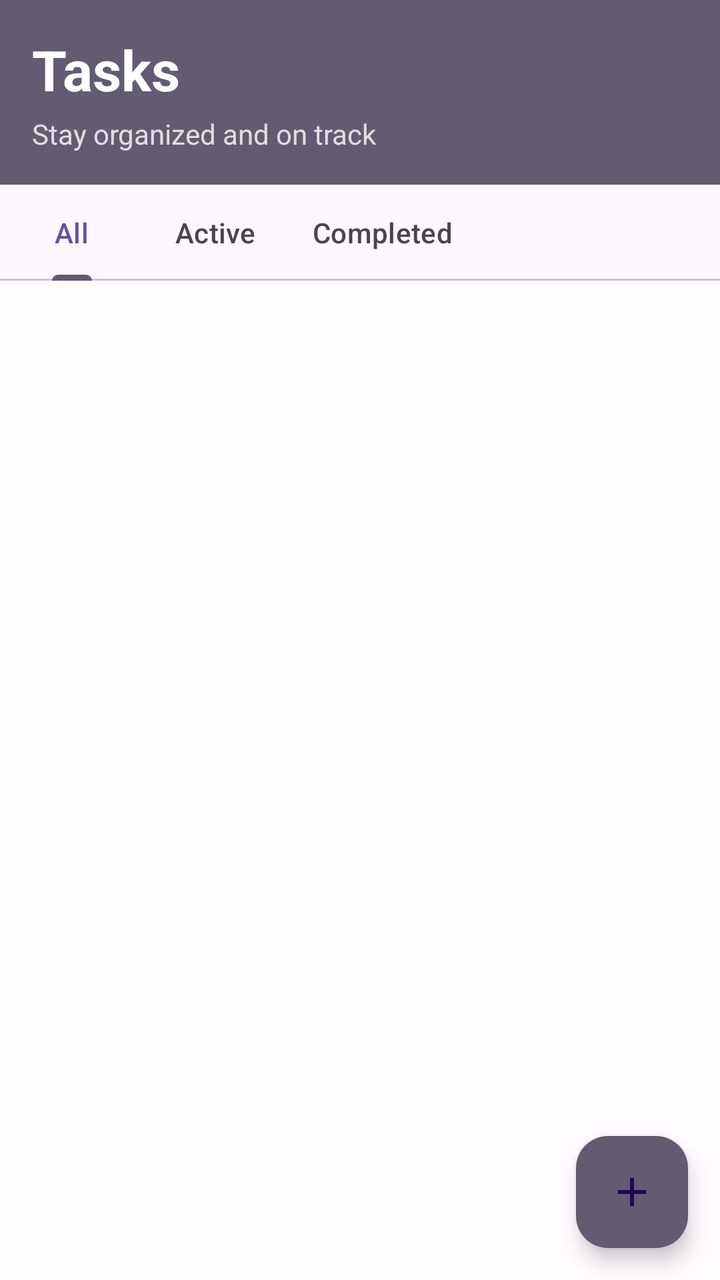
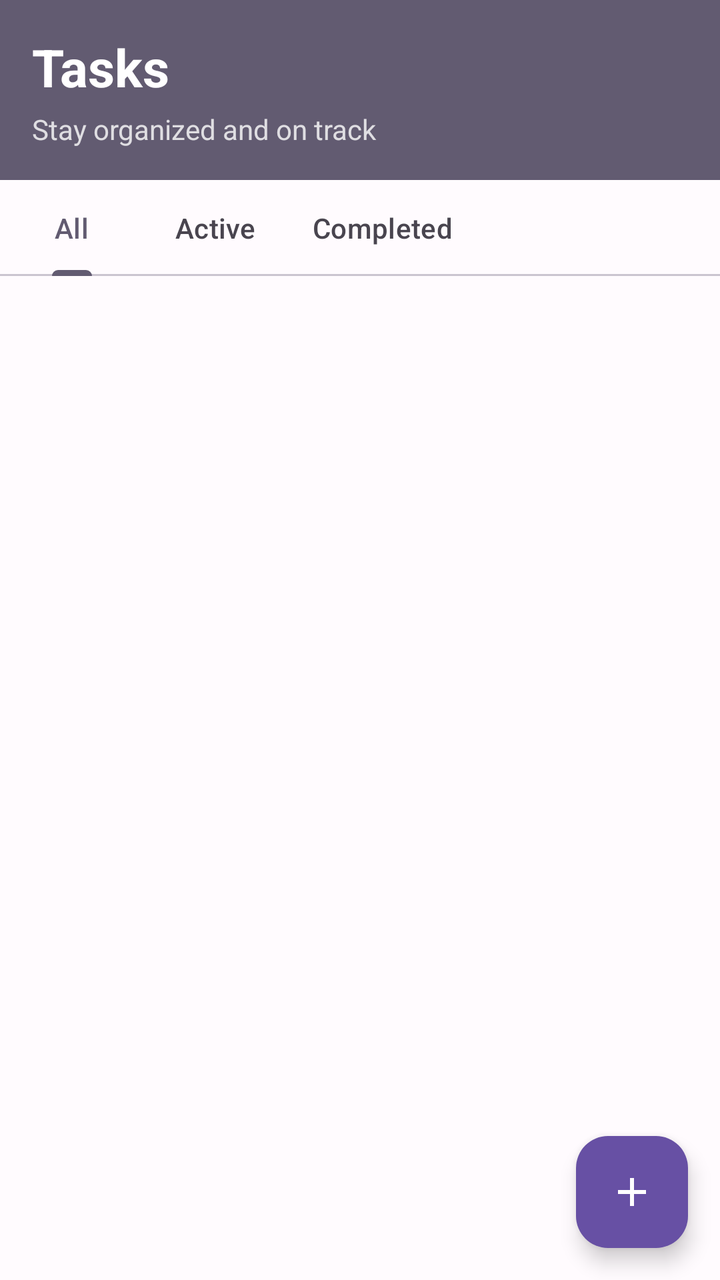

The first picture is an Android layout as it rendered before a commit; the second is the same layout after the commit. The layout source and the unified diff follow.
<!-- AndroidManifest.xml: application theme Theme.StudySyncproject -->
<!-- res/layout/fragment_tasks.xml -->
<?xml version="1.0" encoding="utf-8"?>
<FrameLayout
    xmlns:android="http://schemas.android.com/apk/res/android"
    xmlns:app="http://schemas.android.com/apk/res-auto"
    android:layout_width="match_parent"
    android:layout_height="match_parent"
    android:background="@color/background">

    <LinearLayout
        android:layout_width="match_parent"
        android:layout_height="match_parent"
        android:orientation="vertical">

        
        <LinearLayout
            android:layout_width="match_parent"
            android:layout_height="wrap_content"
            android:orientation="vertical"
            android:padding="16dp"
            android:background="@color/secondary">

            <TextView
                android:layout_width="wrap_content"
                android:layout_height="wrap_content"
                android:text="Tasks"
                android:textSize="28sp"
                android:textStyle="bold"
                android:textColor="@color/on_secondary" />

            <TextView
                android:layout_width="wrap_content"
                android:layout_height="wrap_content"
                android:text="Stay organized and on track"
                android:textSize="14sp"
                android:textColor="@color/on_secondary"
                android:alpha="0.8"
                android:layout_marginTop="4dp" />

        </LinearLayout>

        
        <com.google.android.material.tabs.TabLayout
            android:id="@+id/tabs_filter"
            android:layout_width="match_parent"
            android:layout_height="wrap_content"
            app:tabMode="scrollable"
            app:tabIndicatorColor="@color/secondary">

            <com.google.android.material.tabs.TabItem
                android:layout_width="wrap_content"
                android:layout_height="wrap_content"
                android:text="All" />

            <com.google.android.material.tabs.TabItem
                android:layout_width="wrap_content"
                android:layout_height="wrap_content"
                android:text="Active" />

            <com.google.android.material.tabs.TabItem
                android:layout_width="wrap_content"
                android:layout_height="wrap_content"
                android:text="Completed" />

        </com.google.android.material.tabs.TabLayout>

        
        <androidx.recyclerview.widget.RecyclerView
            android:id="@+id/rv_tasks"
            android:layout_width="match_parent"
            android:layout_height="match_parent"
            android:layout_weight="1"
            android:padding="8dp"
            app:layoutManager="androidx.recyclerview.widget.LinearLayoutManager" />

        
        <LinearLayout
            android:id="@+id/empty_state"
            android:layout_width="match_parent"
            android:layout_height="match_parent"
            android:orientation="vertical"
            android:gravity="center"
            android:padding="24dp"
            android:visibility="gone">

            <com.google.android.material.card.MaterialCardView
                android:layout_width="80dp"
                android:layout_height="80dp"
                android:layout_marginBottom="16dp"
                app:cardCornerRadius="16dp"
                app:cardBackgroundColor="@color/secondary_container"
                app:cardElevation="0dp">
                <LinearLayout
                    android:layout_width="match_parent"
                    android:layout_height="match_parent"
                    android:gravity="center">
                    <ImageView
                        android:layout_width="48dp"
                        android:layout_height="48dp"
                        android:src="@drawable/ic_task_list"
                        android:contentDescription="No Tasks"
                        android:tint="@color/secondary" />
                </LinearLayout>
            </com.google.android.material.card.MaterialCardView>

            <TextView
                android:layout_width="wrap_content"
                android:layout_height="wrap_content"
                android:text="No Tasks Yet"
                android:textSize="18sp"
                android:textStyle="bold"
                android:textColor="@color/text_primary" />

            <TextView
                android:layout_width="wrap_content"
                android:layout_height="wrap_content"
                android:text="Create a task to get started"
                android:textSize="14sp"
                android:textColor="@color/text_secondary"
                android:layout_marginTop="8dp" />

        </LinearLayout>

    </LinearLayout>

    
    <com.google.android.material.floatingactionbutton.FloatingActionButton
        android:id="@+id/fab_add_task"
        android:layout_width="wrap_content"
        android:layout_height="wrap_content"
        android:layout_gravity="bottom|end"
        android:layout_margin="16dp"
        android:contentDescription="Add Task"
        app:srcCompat="@drawable/ic_add"
        app:backgroundTint="@color/secondary" />

</FrameLayout>
<!-- resources referenced by this layout -->
<resources>
  <color name="background">#FFFBFE</color>
  <color name="on_secondary">#FFFFFF</color>
  <color name="secondary">#625B71</color>
  <color name="secondary_container">#E8DEF8</color>
  <color name="text_primary">#1C1B1F</color>
  <color name="text_secondary">#49454F</color>
  <!-- drawable ic_add (drawable) -->
  <vector xmlns:android="http://schemas.android.com/apk/res/android"
      android:width="24dp"
      android:height="24dp"
      android:viewportWidth="24"
      android:viewportHeight="24"
      android:tint="?attr/colorControlNormal">
    <path
        android:fillColor="@android:color/white"
        android:pathData="M19,13h-6v6h-2v-6H5v-2h6V5h2v6h6v2z"/>
  </vector>
  <!-- drawable ic_task_list (drawable) -->
  <vector xmlns:android="http://schemas.android.com/apk/res/android"
      android:width="24dp"
      android:height="24dp"
      android:viewportWidth="24"
      android:viewportHeight="24">
      <path
          android:fillColor="@android:color/white"
          android:pathData="M9,11L7,11v2h2v-2zM13,11h-2v2h2v-2zM17,11h-2v2h2v-2zM19.1,2h-14c-1.1,0 -2,0.9 -2,2v14c0,1.1 0.9,2 2,2h14c1.1,0 2,-0.9 2,-2L21.1,4c0,-1.1 -0.9,-2 -2,-2zM19.1,16h-14L5.1,4h14v12z" />
  </vector>
  <style name="Theme.StudySyncproject" parent="Base.Theme.StudySyncproject" />
  <style name="Base.Theme.StudySyncproject" parent="Theme.Material3.DayNight.NoActionBar">
          <item name="colorPrimary">@color/primary</item>
          <item name="colorPrimaryDark">@color/primary_dark</item>
      </style>
  <color name="primary">#6750A4</color>
  <color name="primary_dark">#4F378B</color>
</resources>

<!-- the commit's change to res/layout/fragment_tasks.xml (unified diff, before → after) -->
@@ -16,14 +16,14 @@
             android:layout_width="match_parent"
             android:layout_height="wrap_content"
             android:orientation="vertical"
-            android:padding="16dp"
+            android:padding="@dimen/space_lg"
             android:background="@color/secondary">
 
             <TextView
                 android:layout_width="wrap_content"
                 android:layout_height="wrap_content"
                 android:text="Tasks"
-                android:textSize="28sp"
+                android:textSize="26sp"
                 android:textStyle="bold"
                 android:textColor="@color/on_secondary" />
 
@@ -44,6 +44,9 @@
             android:layout_width="match_parent"
             android:layout_height="wrap_content"
             app:tabMode="scrollable"
+            app:tabTextColor="@color/text_secondary"
+            app:tabSelectedTextColor="@color/secondary"
+            app:tabRippleColor="@color/secondary_container"
             app:tabIndicatorColor="@color/secondary">
 
             <com.google.android.material.tabs.TabItem
@@ -69,7 +72,7 @@
             android:layout_width="match_parent"
             android:layout_height="match_parent"
             android:layout_weight="1"
-            android:padding="8dp"
+            android:padding="@dimen/space_sm"
             app:layoutManager="androidx.recyclerview.widget.LinearLayoutManager" />
 
         
@@ -86,7 +89,7 @@
                 android:layout_width="80dp"
                 android:layout_height="80dp"
                 android:layout_marginBottom="16dp"
-                app:cardCornerRadius="16dp"
+                app:cardCornerRadius="@dimen/radius_lg"
                 app:cardBackgroundColor="@color/secondary_container"
                 app:cardElevation="0dp">
                 <LinearLayout
@@ -128,9 +131,10 @@
         android:layout_width="wrap_content"
         android:layout_height="wrap_content"
         android:layout_gravity="bottom|end"
-        android:layout_margin="16dp"
+        android:layout_margin="@dimen/space_lg"
         android:contentDescription="Add Task"
         app:srcCompat="@drawable/ic_add"
-        app:backgroundTint="@color/secondary" />
+        app:backgroundTint="@color/primary"
+        app:tint="@color/on_primary" />
 
 </FrameLayout>
<!-- resource entries referenced after the edit -->
@@ -1,11 +1,15 @@
 <!-- resources referenced by this layout -->
 <resources>
   <color name="background">#FFFBFE</color>
+  <color name="on_primary">#FFFFFF</color>
   <color name="on_secondary">#FFFFFF</color>
   <color name="secondary">#625B71</color>
   <color name="secondary_container">#E8DEF8</color>
   <color name="text_primary">#1C1B1F</color>
   <color name="text_secondary">#49454F</color>
+  <dimen name="radius_lg">16dp</dimen>
+  <dimen name="space_lg">16dp</dimen>
+  <dimen name="space_sm">8dp</dimen>
   <!-- drawable ic_add (drawable) -->
   <vector xmlns:android="http://schemas.android.com/apk/res/android"
       android:width="24dp"
@@ -30,8 +34,16 @@
   <style name="Theme.StudySyncproject" parent="Base.Theme.StudySyncproject" />
   <style name="Base.Theme.StudySyncproject" parent="Theme.Material3.DayNight.NoActionBar">
           <item name="colorPrimary">@color/primary</item>
+          <item name="colorOnPrimary">@color/on_primary</item>
+          <item name="colorSecondary">@color/secondary</item>
+          <item name="colorOnSecondary">@color/on_secondary</item>
+          <item name="colorSurface">@color/surface</item>
+          <item name="android:colorBackground">@color/background</item>
+          <item name="colorError">@color/error</item>
           <item name="colorPrimaryDark">@color/primary_dark</item>
       </style>
+  <color name="surface">#FFFBFE</color>
+  <color name="error">#B3261E</color>
   <color name="primary">#6750A4</color>
   <color name="primary_dark">#4F378B</color>
 </resources>
